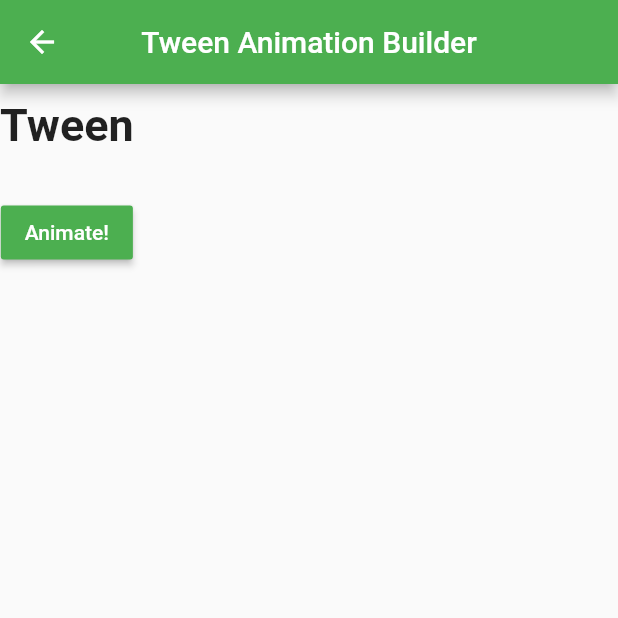
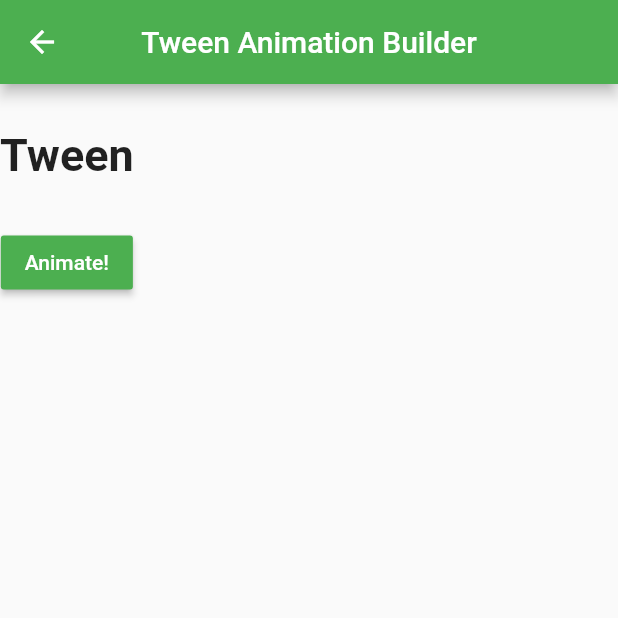
Before and after one commit to ShoroardiSumon/TestApp, a Flutter app: the TweenAnimationBuilserEx screen opened directly, after a tap on "Animate!", on a phone screen of 412 x 824 dp, the top half of it. Run offline on Flutter 3.47's test engine with Material 2 defaults, Android fonts, the phone set to English and light mode, and no system bars; our stand-ins replace flutter_staggered_animations, shared_preferences, simple_animations, supercharged; missing offline and left inert: loadmore, responsive_container; accounts and stored records are empty; network calls fail.

Commit message:
LoadMore & Animation

```diff
--- a/lib/animation/tweenAnimationBuilder.dart
+++ b/lib/animation/tweenAnimationBuilder.dart
@@ -17,24 +17,27 @@ class _TweenAnimationBuilserExState extends State<TweenAnimationBuilserEx> {
       ),
       body: Column(
         crossAxisAlignment: CrossAxisAlignment.center,
+        mainAxisAlignment: MainAxisAlignment.start,
         children: <Widget>[
-          TweenAnimationBuilder(
+          isTrue
+              ? TweenAnimationBuilder(
                   child: Text(
                     "Tween",
                     style: TextStyle(fontSize: 30, fontWeight: FontWeight.bold),
                   ),
                   tween: Tween<double>(begin: 0, end: 1),
-            duration: Duration(microseconds: 500),
+                  duration: Duration(microseconds: 2000),
                   builder: (BuildContext context, double _val, Widget child) {
                     return Opacity(
                       opacity: _val,
                       child: Padding(
-                  padding: EdgeInsets.only(top: _val * 10),
+                        padding: EdgeInsets.only(top: _val * 30),
                         child: child,
                       ),
                     );
                   },
-          ),
+                )
+              : Container(),
           SizedBox(height: 30),
           RaisedButton(
               color: Colors.green,
--- a/pubspec.yaml
+++ b/pubspec.yaml
@@ -33,6 +33,7 @@ dependencies:
   simple_animations: ^2.2.1
   provider: ^4.3.2+1
   flutter_staggered_animations: ^0.1.2
+  loadmore: ^1.0.4
 
 
   # The following adds the Cupertino Icons font to your application.
```
Also changed, not shown: lib/animation/animationTween.dart (+11 -7 lines), lib/pages/drawer.dart (+4 -4 lines), lib/pages/loadMore.dart (added, +48 -0 lines), lib/pages/pro_data_EX.dart (+12 -0 lines), pubspec.lock. Lines whose indentation alone changed are shown as unchanged.
